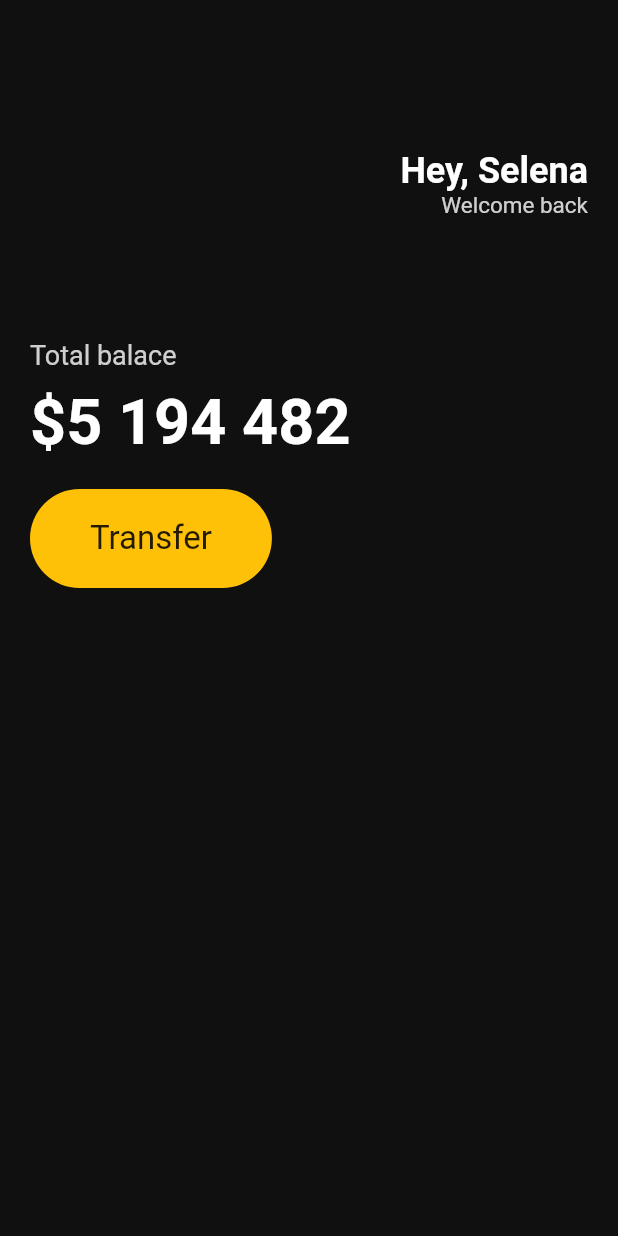
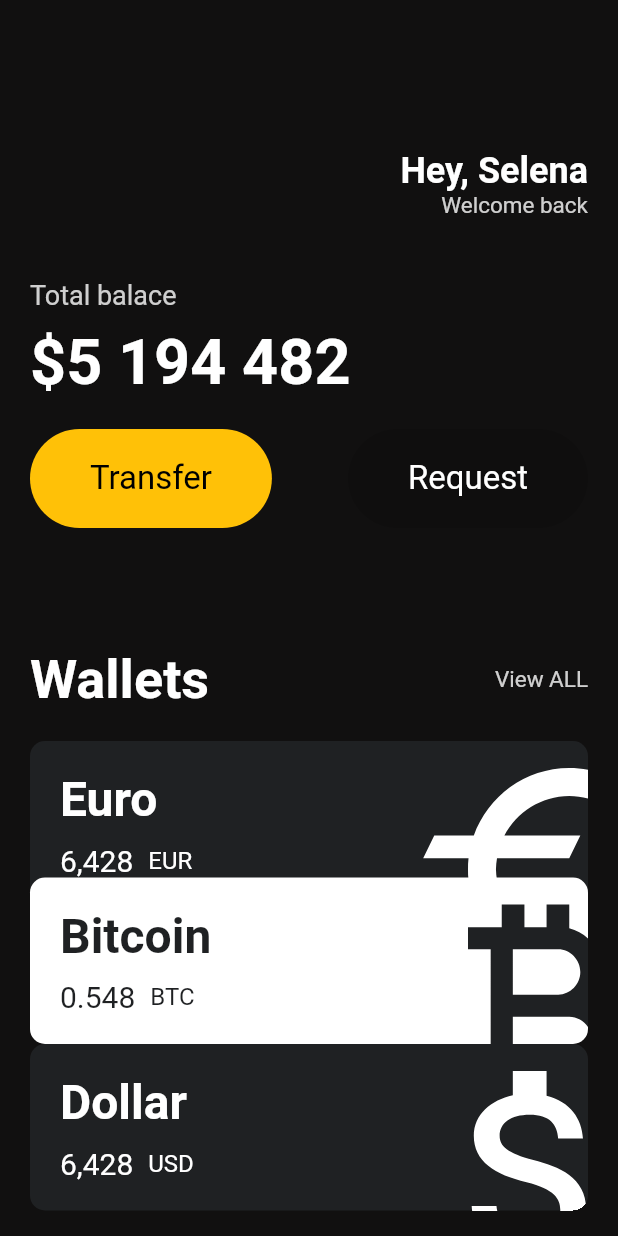
Before and after one commit to bigtrader91/Flutter_Practice, a Flutter app: the screen it shows after launch, on a phone screen of 412 x 824 dp. Run offline on Flutter 3.47's test engine with Material 2 defaults, Android fonts, the phone set to English and light mode, and no system bars.

Commit message:
Code Challenge

```diff
--- a/lib/main.dart
+++ b/lib/main.dart
@@ -1,21 +1,27 @@
 import 'package:flutter/material.dart';
+import 'package:toonflix/widget/button.dart';
+import 'package:toonflix/widget/current_cart.dart';
 
 void main() {
-  runApp(App());
+  runApp(const App());
 }
 
 class App extends StatelessWidget {
+  const App({super.key});
+
   @override
   Widget build(BuildContext context) {
     return MaterialApp(
       home: Scaffold(
-        backgroundColor: Color.fromARGB(255, 17, 16, 16),
-        body: Padding(
-          padding: EdgeInsets.all(20),
+        backgroundColor: const Color.fromARGB(255, 17, 16, 16),
+        body: SingleChildScrollView(
+          clipBehavior: Clip.antiAlias,
+          child: Padding(
+            padding: const EdgeInsets.all(20),
             child: Column(
               crossAxisAlignment: CrossAxisAlignment.start,
               children: [
-              SizedBox(
+                const SizedBox(
                   height: 80,
                 ),
                 Row(
@@ -24,7 +30,7 @@ class App extends StatelessWidget {
                     Column(
                       crossAxisAlignment: CrossAxisAlignment.end,
                       children: [
-                      Text(
+                        const Text(
                           'Hey, Selena',
                           style: TextStyle(
                             fontSize: 24,
@@ -35,21 +41,22 @@ class App extends StatelessWidget {
                         Text(
                           'Welcome back',
                           style: TextStyle(
-                            color: Colors.white.withOpacity(0.8), fontSize: 15),
+                              color: Colors.white.withOpacity(0.8),
+                              fontSize: 15),
                         )
                       ],
                     )
                   ],
                 ),
-              SizedBox(
-                height: 80,
+                const SizedBox(
+                  height: 40,
                 ),
                 Text(
                   'Total balace',
                   style: TextStyle(
                       fontSize: 18, color: Colors.white.withOpacity(0.8)),
                 ),
-              SizedBox(
+                const SizedBox(
                   height: 10,
                 ),
                 Text(
@@ -59,30 +66,72 @@ class App extends StatelessWidget {
                       fontWeight: FontWeight.w600,
                       color: Colors.white.withOpacity(1)),
                 ),
-              SizedBox(
+                const SizedBox(
                   height: 20,
                 ),
+                const Row(
+                  mainAxisAlignment: MainAxisAlignment.spaceBetween,
+                  children: [
+                    Button(
+                      text: 'Transfer',
+                      bgColor: Colors.amber,
+                      textColor: Colors.black,
+                    ),
+                    Button(
+                      text: 'Request',
+                      bgColor: Colors.black12,
+                      textColor: Colors.white,
+                    ),
+                  ],
+                ),
+                const SizedBox(
+                  height: 80,
+                ),
                 Row(
+                  mainAxisAlignment: MainAxisAlignment.spaceBetween,
                   children: [
-                  Container(
-                    decoration: BoxDecoration(
-                      borderRadius: BorderRadius.circular(45),
-                      color: Colors.amber,
+                    const Text(
+                      'Wallets',
+                      style: TextStyle(
+                          color: Colors.white,
+                          fontSize: 36,
+                          fontWeight: FontWeight.w600),
                     ),
-                    child: Padding(
-                      padding: EdgeInsets.symmetric(
-                        vertical: 20,
-                        horizontal: 40,
-                      ),
-                      child: Text(
-                        'Transfer',
-                        style: TextStyle(fontSize: 22),
+                    Text(
+                      'View ALL',
+                      style: TextStyle(
+                        color: Colors.white.withOpacity(0.8),
+                        fontSize: 15,
                       ),
                     ),
-                  )
                   ],
-              )
+                ),
+                const SizedBox(
+                  height: 20,
+                ),
+                const CurrencyCar(
+                    name: 'Euro',
+                    code: 'EUR',
+                    amount: '6,428',
+                    icon: Icons.euro,
+                    isInverted: false,
+                    dy: 0),
+                const CurrencyCar(
+                    name: 'Bitcoin',
+                    code: 'BTC',
+                    amount: '0.548',
+                    icon: Icons.currency_bitcoin,
+                    isInverted: true,
+                    dy: -20),
+                const CurrencyCar(
+                    name: 'Dollar',
+                    code: 'USD',
+                    amount: '6,428',
+                    icon: Icons.attach_money_outlined,
+                    isInverted: false,
+                    dy: -20),
               ],
+            ),
           ),
         ),
       ),
--- /dev/null
+++ b/lib/widget/button.dart
@@ -0,0 +1,33 @@
+import 'package:flutter/material.dart';
+
+class Button extends StatelessWidget {
+  final String text;
+  final Color bgColor;
+  final Color textColor;
+
+  const Button(
+      {super.key,
+      required this.text,
+      required this.bgColor,
+      required this.textColor});
+
+  @override
+  Widget build(BuildContext context) {
+    return Container(
+      decoration: BoxDecoration(
+        borderRadius: BorderRadius.circular(45),
+        color: bgColor,
+      ),
+      child: Padding(
+        padding: const EdgeInsets.symmetric(
+          vertical: 20,
+          horizontal: 40,
+        ),
+        child: Text(
+          text,
+          style: TextStyle(fontSize: 22, color: textColor),
+        ),
+      ),
+    );
+  }
+}
--- /dev/null
+++ b/lib/widget/current_cart.dart
@@ -0,0 +1,89 @@
+import 'package:flutter/material.dart';
+
+class CurrencyCar extends StatelessWidget {
+  final String name, code, amount;
+  final IconData icon;
+  final bool isInverted;
+  final _blackColor = const Color(0xFF1F2123);
+  final double dy;
+  const CurrencyCar({
+    super.key,
+    required this.name,
+    required this.code,
+    required this.amount,
+    required this.icon,
+    required this.isInverted,
+    required this.dy,
+  });
+
+  @override
+  Widget build(BuildContext context) {
+    return Transform.translate(
+      offset: Offset(0, dy),
+      child: Container(
+        clipBehavior: Clip.hardEdge,
+        decoration: BoxDecoration(
+          color: isInverted ? Colors.white : _blackColor,
+          borderRadius: BorderRadius.circular(10),
+        ),
+        child: Padding(
+          padding: const EdgeInsets.symmetric(
+            vertical: 20,
+            horizontal: 20,
+          ),
+          child: Row(
+            mainAxisAlignment: MainAxisAlignment.spaceBetween,
+            children: [
+              Column(
+                crossAxisAlignment: CrossAxisAlignment.start,
+                children: [
+                  Text(
+                    name,
+                    style: TextStyle(
+                        fontSize: 32,
+                        color: isInverted ? _blackColor : Colors.white,
+                        fontWeight: FontWeight.w600),
+                  ),
+                  const SizedBox(
+                    height: 10,
+                  ),
+                  Row(
+                    children: [
+                      Text(
+                        amount,
+                        style: TextStyle(
+                          color: isInverted ? _blackColor : Colors.white,
+                          fontSize: 20,
+                        ),
+                      ),
+                      const SizedBox(
+                        width: 10,
+                      ),
+                      Text(
+                        code,
+                        style: TextStyle(
+                          fontSize: 16,
+                          color: isInverted ? _blackColor : Colors.white,
+                        ),
+                      ),
+                    ],
+                  )
+                ],
+              ),
+              Transform.scale(
+                  scale: 3,
+                  child: Transform.translate(
+                    offset: const Offset(5, 10),
+                    child: Icon(
+                      icon,
+                      color: isInverted ? _blackColor : Colors.white,
+                      size: 60,
+                    ),
+                  ))
+            ],
+          ),
+        ),
+      ),
+    );
+  }
+}
```
Lines whose indentation alone changed are shown as unchanged.
